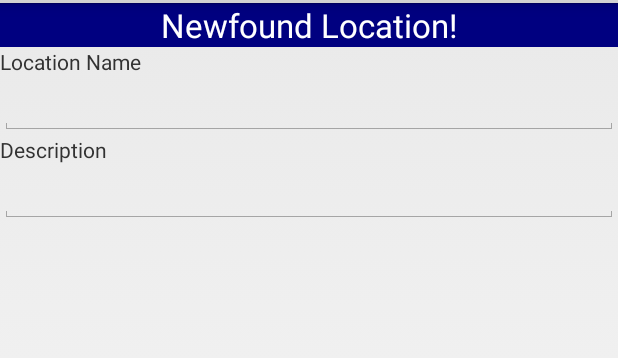
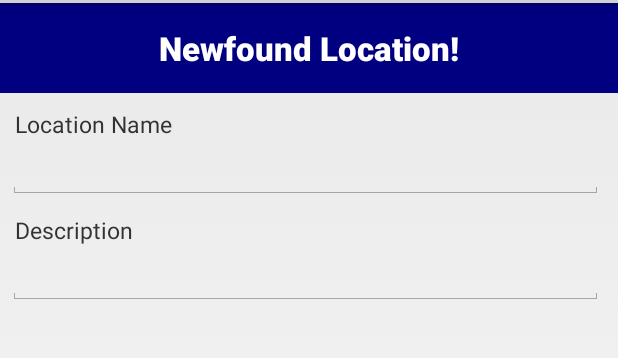
Before and after one commit to marcokstephen/ThoughtSpotAllegro, an Android app: the layout map_popup.xml on its own in the app's theme, with its tools: preview values and no code run, on a phone screen of 412 x 824 dp, the part 69-427 px from its top. Run offline under Robolectric (Android 15) with nearby library versions, the phone set to English and light mode, and no system bars.

Commit message:
New logo! Prettify more shit

```diff
--- a/app/src/main/AndroidManifest.xml
+++ b/app/src/main/AndroidManifest.xml
@@ -11,7 +11,7 @@
 
     <application
         android:allowBackup="true"
-        android:icon="@drawable/ic_launcher"
+        android:icon="@drawable/thoughtspot_logo"
         android:label="@string/app_name"
         android:theme="@style/AppTheme" >
         <meta-data
--- a/app/src/main/res/layout/map_popup.xml
+++ b/app/src/main/res/layout/map_popup.xml
@@ -13,6 +13,11 @@
         android:gravity="center_vertical|center"
         android:textAppearance="?android:attr/textAppearanceLarge"
         android:text="Newfound Location!"
+        android:fontFamily="sans-serif-medium"
+        android:textStyle="bold"
+        android:paddingTop="15dp"
+        android:paddingBottom="15dp"
+
         android:id="@+id/textView"
         />
 
@@ -21,11 +26,17 @@
         android:layout_height="wrap_content"
         android:textAppearance="?android:attr/textAppearanceSmall"
         android:text="Location Name"
+        android:fontFamily="sans-serif"
+        android:textSize="15dp"
+        android:paddingTop="10dp"
+        android:paddingLeft="10dp"
         android:id="@+id/locationname" />
 
     <EditText
         android:layout_width="match_parent"
         android:layout_height="wrap_content"
+        android:layout_marginLeft="5dp"
+        android:layout_marginRight="10dp"
         android:id="@+id/et_location"
        />
 
@@ -35,10 +46,17 @@
         android:layout_height="wrap_content"
         android:textAppearance="?android:attr/textAppearanceSmall"
         android:text="Description"
+        android:fontFamily="sans-serif"
+        android:textSize="15dp"
+        android:paddingTop="10dp"
+        android:paddingLeft="10dp"
+        android:paddingRight="10dp"
         android:id="@+id/locationcomments" />
 
     <EditText
         android:layout_width="match_parent"
         android:layout_height="wrap_content"
-        android:id="@+id/et_comments" />
+        android:id="@+id/et_comments"
+        android:layout_marginLeft="5dp"
+        android:layout_marginRight="10dp"/>
 </LinearLayout>
```
